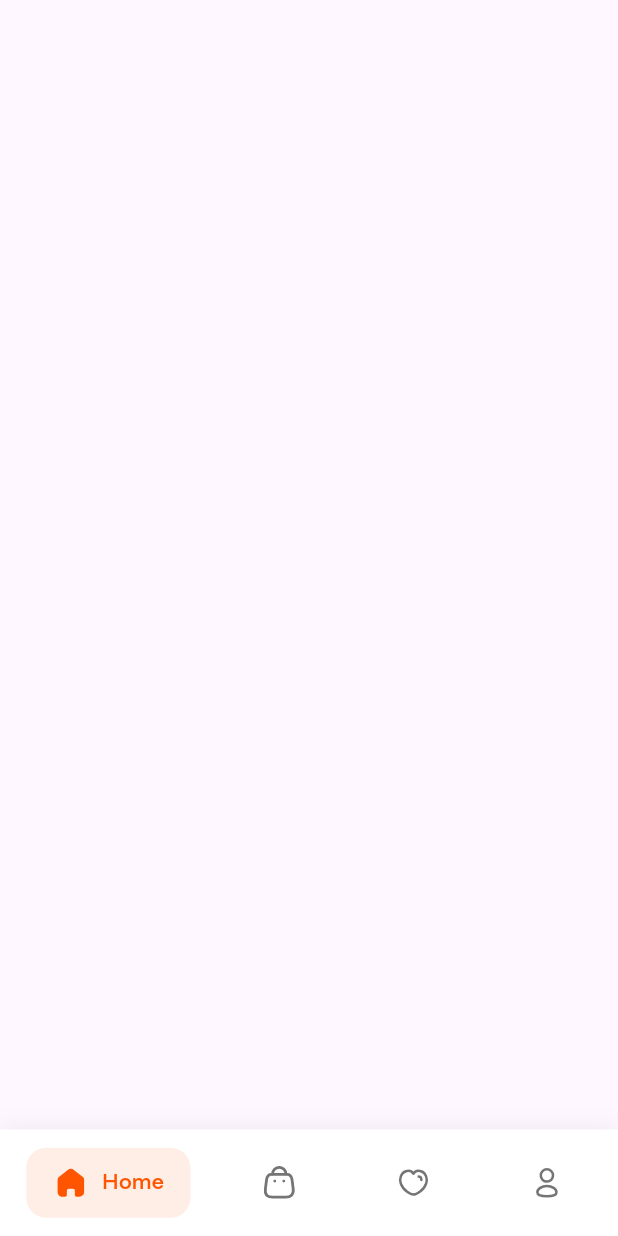
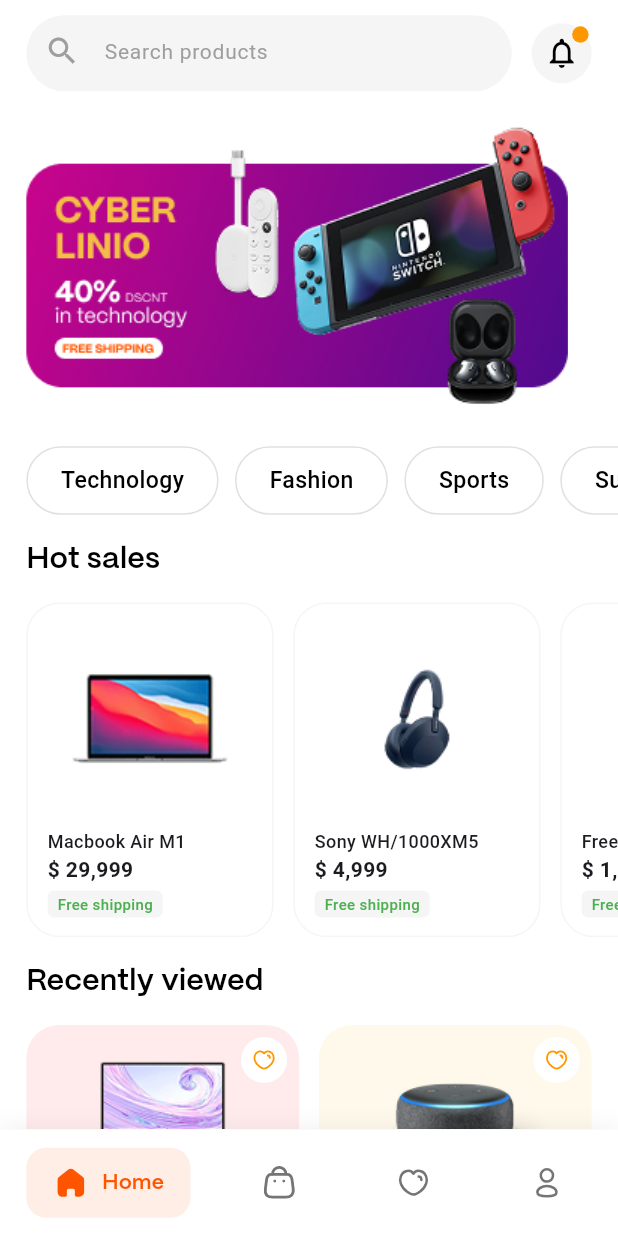
Before and after one commit to ahmedabdelkrim125/Cyberlio_App, a Flutter app: the BottomNavScreen screen opened by its route, on a phone screen of 412 x 824 dp. Run offline on Flutter 3.47's test engine with Material 3 defaults, Android fonts, the phone set to English and light mode, and no system bars; drawn by our look-alikes of google_nav_bar; our stand-ins replace flutter_screenutil, flutter_svg.

Commit message:
add home screen with it's widgets

```diff
--- a/lib/core/constants/app_images.dart
+++ b/lib/core/constants/app_images.dart
@@ -7,4 +7,10 @@ class Assets {
   static const String shopIcon = 'assets/SVG/Shop.svg';
   static const String wishlistIcon = 'assets/SVG/Heart.svg';
   static const String profileIcon = 'assets/SVG/Profile.svg';
+  static const String home = 'assets/images/home.png';
+  static const String laptop = 'assets/images/laptop.png';
+  static const String laptop1 = 'assets/images/laptop1.png';
+  static const String headphone = 'assets/images/headphone.png';
+  static const String airpods = 'assets/images/airpods.png';
+  static const String speaker = 'assets/images/speaker.png';
 }
--- /dev/null
+++ b/lib/core/widgets/home_app_bar.dart
@@ -0,0 +1,56 @@
+import 'package:flutter/material.dart';
+import '../../../../core/helper/responsive_extensions.dart';
+import '../../../../core/helper/spacing.dart';
+
+class HomeAppBar extends StatelessWidget {
+  const HomeAppBar({super.key});
+
+  @override
+  Widget build(BuildContext context) {
+    return Padding(
+      padding: context.responsivePadding(horizontal: 16, top: 10),
+      child: Row(
+        children: [
+          Expanded(
+            child: Container(
+              height: 50.h(context),
+              decoration: BoxDecoration(
+                color: Colors.grey[100],
+                borderRadius: BorderRadius.circular(25.r(context)),
+              ),
+              child: TextField(
+                decoration: InputDecoration(
+                  hintText: 'Search products',
+                  hintStyle: const TextStyle(color: Colors.grey, fontSize: 14),
+                  prefixIcon: const Icon(Icons.search, color: Colors.grey),
+                  border: InputBorder.none,
+                  contentPadding: EdgeInsets.symmetric(vertical: 12.h(context)),
+                ),
+              ),
+            ),
+          ),
+          horizontalSpace(context, width: 12),
+          Stack(
+            children: [
+              CircleAvatar(
+                backgroundColor: Colors.grey[100],
+                child: const Icon(
+                  Icons.notifications_none,
+                  color: Colors.black,
+                ),
+              ),
+              Positioned(
+                right: 2,
+                top: 2,
+                child: CircleAvatar(
+                  radius: 5.r(context),
+                  backgroundColor: Colors.orange,
+                ),
+              ),
+            ],
+          ),
+        ],
+      ),
+    );
+  }
+}
--- /dev/null
+++ b/lib/core/widgets/home_categories_list.dart
@@ -0,0 +1,46 @@
+import 'package:flutter/material.dart';
+import '../../../../core/helper/responsive_extensions.dart';
+
+class HomeCategoriesList extends StatelessWidget {
+  const HomeCategoriesList({super.key});
+
+  final List<String> categories = const [
+    'Technology',
+    'Fashion',
+    'Sports',
+    'Supermarket',
+  ];
+
+  @override
+  Widget build(BuildContext context) {
+    return SizedBox(
+      height: 45.h(context),
+      child: ListView.builder(
+        scrollDirection: Axis.horizontal,
+        padding: EdgeInsets.symmetric(horizontal: 16.w(context)),
+        itemCount: categories.length,
+        itemBuilder: (context, index) {
+          return Container(
+            margin: EdgeInsets.only(right: 10.w(context)),
+            padding: EdgeInsets.symmetric(horizontal: 20.w(context)),
+            decoration: BoxDecoration(
+              color: Colors.white,
+              borderRadius: BorderRadius.circular(25.r(context)),
+              border: Border.all(color: Colors.grey.shade300),
+            ),
+            child: Center(
+              child: Text(
+                categories[index],
+                style: TextStyle(
+                  fontSize: 14.r(context),
+                  fontWeight: FontWeight.w500,
+                  color: Colors.black,
+                ),
+              ),
+            ),
+          );
+        },
+      ),
+    );
+  }
+}
--- /dev/null
+++ b/lib/core/widgets/product_item.dart
@@ -0,0 +1,68 @@
+import 'package:flutter/material.dart';
+import '../../../../core/helper/responsive_extensions.dart';
+import '../../../../core/helper/spacing.dart';
+
+class ProductItem extends StatelessWidget {
+  final String image;
+  final String name;
+  final String price;
+
+  const ProductItem({
+    super.key,
+    required this.image,
+    required this.name,
+    required this.price,
+  });
+
+  @override
+  Widget build(BuildContext context) {
+    return Container(
+      width: 150.w(context),
+      margin: EdgeInsets.only(right: 12.w(context)),
+      padding: context.responsivePadding(all: 12),
+      decoration: BoxDecoration(
+        color: Colors.white, // تغيير الخلفية للأبيض
+        borderRadius: BorderRadius.circular(20.r(context)),
+        border: Border.all(
+          color: Colors.grey.shade100,
+        ), // إطار خفيف جداً بدل الجراي
+      ),
+      child: Column(
+        crossAxisAlignment: CrossAxisAlignment.start,
+        children: [
+          Expanded(child: Center(child: Image.asset(image))),
+          verticalSpace(context, height: 8),
+          Text(
+            name,
+            style: const TextStyle(fontSize: 12, fontWeight: FontWeight.w500),
+            maxLines: 1,
+            overflow: TextOverflow.ellipsis,
+          ),
+          Text(
+            '\$ $price',
+            style: const TextStyle(fontSize: 14, fontWeight: FontWeight.bold),
+          ),
+          verticalSpace(context, height: 4),
+          Container(
+            padding: EdgeInsets.symmetric(
+              horizontal: 6.w(context),
+              vertical: 2.h(context),
+            ),
+            decoration: BoxDecoration(
+              color: Colors.grey[100], // خلفية الـ Label بقت جراي فاتح
+              borderRadius: BorderRadius.circular(4.r(context)),
+            ),
+            child: const Text(
+              'Free shipping',
+              style: TextStyle(
+                color: Color(0xFF4CAF50),
+                fontSize: 10,
+                fontWeight: FontWeight.w500,
+              ),
+            ),
+          ),
+        ],
+      ),
+    );
+  }
+}
--- /dev/null
+++ b/lib/core/widgets/promo_banner.dart
@@ -0,0 +1,21 @@
+import 'package:flutter/material.dart';
+import '../../../../core/constants/app_images.dart';
+import '../../../../core/helper/responsive_extensions.dart';
+
+class PromoBanner extends StatelessWidget {
+  const PromoBanner({super.key});
+
+  @override
+  Widget build(BuildContext context) {
+    return Padding(
+      padding: context.responsivePadding(horizontal: 16, vertical: 20),
+      child: ClipRRect(
+        borderRadius: BorderRadius.circular(20.r(context)),
+        child: Image.asset(
+          Assets.home,
+          fit: BoxFit.cover,
+        ),
+      ),
+    );
+  }
+}
--- /dev/null
+++ b/lib/core/widgets/recently_viewed_section.dart
@@ -0,0 +1,62 @@
+import 'package:flutter/material.dart';
+import 'package:flutter_svg/flutter_svg.dart';
+import '../../../../core/constants/app_images.dart';
+import '../../../../core/helper/responsive_extensions.dart';
+import '../../../../core/helper/spacing.dart';
+
+class RecentlyViewedSection extends StatelessWidget {
+  const RecentlyViewedSection({super.key});
+
+  @override
+  Widget build(BuildContext context) {
+    return Padding(
+      padding: EdgeInsets.symmetric(horizontal: 16.w(context)),
+      child: Row(
+        children: [
+          _buildViewedCard(context, Assets.laptop1, const Color(0xFFFFEBEB)),
+          horizontalSpace(context, width: 12),
+          _buildViewedCard(context, Assets.speaker, const Color(0xFFFEF9EB)),
+        ],
+      ),
+    );
+  }
+
+  Widget _buildViewedCard(BuildContext context, String image, Color bgColor) {
+    return Expanded(
+      child: Container(
+        height: 120.h(context),
+        decoration: BoxDecoration(
+          color: bgColor,
+          borderRadius: BorderRadius.circular(20.r(context)),
+        ),
+        child: Stack(
+          children: [
+            Center(
+              child: Padding(
+                padding: EdgeInsets.all(15.r(context)),
+                child: Image.asset(image, fit: BoxFit.contain),
+              ),
+            ),
+            Positioned(
+              top: 8,
+              right: 8,
+              child: CircleAvatar(
+                radius: 14.r(context),
+                backgroundColor: Colors.white,
+                child: SvgPicture.asset(
+                  Assets.wishlistIcon, // استخدام الـ SVG المعرف عندك
+                  width: 16.w(context),
+                  height: 16.h(context),
+                  colorFilter: const ColorFilter.mode(
+                    Colors.orange,
+                    BlendMode.srcIn,
+                  ),
+                ),
+              ),
+            ),
+          ],
+        ),
+      ),
+    );
+  }
+}
--- /dev/null
+++ b/lib/core/widgets/section_header.dart
@@ -0,0 +1,23 @@
+import 'package:flutter/material.dart';
+import '../../../../core/helper/responsive_extensions.dart';
+
+class SectionHeader extends StatelessWidget {
+  final String title;
+  const SectionHeader({super.key, required this.title});
+
+  @override
+  Widget build(BuildContext context) {
+    return Padding(
+      padding: context.responsivePadding(horizontal: 16, vertical: 15),
+      child: Text(
+        title,
+        style: TextStyle(
+          fontSize: 18.r(context),
+          fontWeight: FontWeight.bold,
+          color: Colors.black,
+          fontFamily: 'PPMori',
+        ),
+      ),
+    );
+  }
+}
--- a/lib/features/home/ui/home_screen.dart
+++ b/lib/features/home/ui/home_screen.dart
@@ -1,10 +1,52 @@
+import 'package:e_commerce_app/core/widgets/home_app_bar.dart';
+import 'package:e_commerce_app/core/widgets/home_categories_list.dart';
+import 'package:e_commerce_app/core/widgets/product_item.dart';
+import 'package:e_commerce_app/core/widgets/promo_banner.dart';
+import 'package:e_commerce_app/core/widgets/recently_viewed_section.dart';
+import 'package:e_commerce_app/core/widgets/section_header.dart';
 import 'package:flutter/material.dart';
+import '../../../../core/constants/app_images.dart';
+import '../../../../core/helper/responsive_extensions.dart';
+import '../../../../core/helper/spacing.dart';
 
 class HomeScreen extends StatelessWidget {
   const HomeScreen({super.key});
 
   @override
   Widget build(BuildContext context) {
-    return Scaffold();
+    return Scaffold(
+      backgroundColor: Colors.white,
+      body: SafeArea(
+        child: SingleChildScrollView(
+          child: Column(
+            crossAxisAlignment: CrossAxisAlignment.start,
+            children: [
+              const HomeAppBar(),
+              const PromoBanner(),
+              const HomeCategoriesList(),
+
+              const SectionHeader(title: 'Hot sales'),
+              SizedBox(
+                height: 220.h(context),
+                child: ListView(
+                  scrollDirection: Axis.horizontal,
+                  padding: EdgeInsets.symmetric(horizontal: 16.w(context)),
+                  children: [
+                    ProductItem(image: Assets.laptop, name: 'Macbook Air M1', price: '29,999'),
+                    ProductItem(image: Assets.headphone, name: 'Sony WH/1000XM5', price: '4,999'),
+                    ProductItem(image: Assets.airpods, name: 'FreeBuds Huawei', price: '1,999'),
+                  ],
+                ),
+              ),
+
+              const SectionHeader(title: 'Recently viewed'),
+              const RecentlyViewedSection(),
+
+              verticalSpace(context, height: 20),
+            ],
+          ),
+        ),
+      ),
+    );
   }
 }
```
Also changed, not shown: assets/images/airpods.png (added), assets/images/headphone.png (added), assets/images/home.png (added), assets/images/laptop.png (added), assets/images/laptop1.png (added), assets/images/speaker.png (added).
